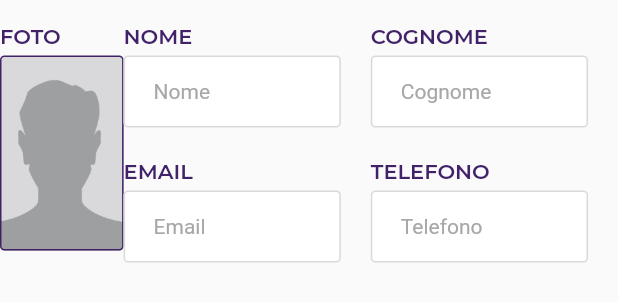
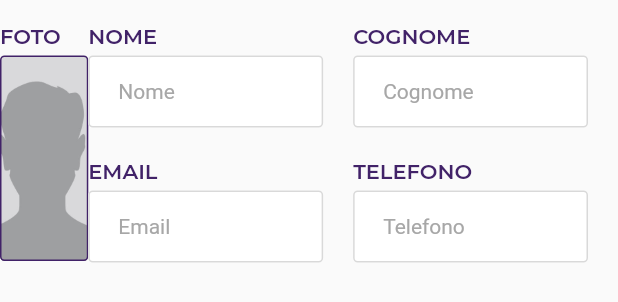
Before and after one commit to Stemicio9/ripapp_dashboard, a Flutter app: the ProfileData widget shown alone on an empty page, opened directly with empty values, on a phone screen of 412 x 824 dp. Shown: the top 302 px of the screen. Run offline on Flutter 3.47's test engine with Material 2 defaults, Android fonts, the phone set to English and light mode, and no system bars; our stand-ins replace cross_file, dotted_border, flutter_svg, google_fonts; missing offline and left inert: collapsible_sidebar, dart:html, desktop_drop, image_picker_web, just_the_tooltip.

Commit message:
Egg commit

```diff
--- a/lib/pages/internal_pages/agency_pages/widgets/edit_profile_form.dart
+++ b/lib/pages/internal_pages/agency_pages/widgets/edit_profile_form.dart
@@ -66,9 +66,7 @@ class EditProfileForm extends StatelessWidget{
                       children: [
                         Expanded(
                             flex: 1,
-                            child: Padding(
-                              padding: const EdgeInsets.only(right: 30),
-                              child: Column(
+                            child:  Column(
                                 crossAxisAlignment: CrossAxisAlignment.start,
                                 children: [
                                   Padding(
@@ -92,19 +90,17 @@ class EditProfileForm extends StatelessWidget{
                                           borderRadius: const BorderRadius.all(Radius.circular(3)),
                                           color: greyDrag,
                                           border: Border.all(color: background, width: 1),
-                                          image: imageFile != null ?
-                                          DecorationImage(
+                                          image: imageFile != null ? DecorationImage(
                                             image: FileImage(imageFile!),
                                             fit: BoxFit.contain,
                                           ) : DecorationImage(
-                                            image: AssetImage(ImagesConstants.imgProductPlaceholder),
+                                            image: AssetImage(ImagesConstants.imgDemisePlaceholder),
                                             fit: BoxFit.cover,
 
                                           ),
                                         ),
                                       ))
                                 ],
-                              ),
                             )),
 
                         Expanded(
--- a/lib/pages/internal_pages/agency_pages/widgets/profile_data.dart
+++ b/lib/pages/internal_pages/agency_pages/widgets/profile_data.dart
@@ -6,8 +6,7 @@ import 'package:ripapp_dashboard/constants/language.dart';
 import 'package:ripapp_dashboard/utils/style_utils.dart';
 import 'package:ripapp_dashboard/widgets/input.dart';
 
-
-class ProfileData extends StatelessWidget{
+class ProfileData extends StatelessWidget {
   final File? imageFile;
   final TextEditingController nameController;
   final TextEditingController emailController;
@@ -18,11 +17,18 @@ class ProfileData extends StatelessWidget{
   final dynamic lastNameValidator;
   final dynamic phoneNumberValidator;
 
+  ProfileData({
+    this.imageFile,
+    required this.nameController,
+    this.nameValidator,
+    required this.emailController,
+    this.emailValidator,
+    required this.lastNameController,
+    this.lastNameValidator,
+    required this.phoneNumberController,
+    this.phoneNumberValidator,
+  });
 
-
-  ProfileData({
-    this.imageFile, required this.nameController, this.nameValidator, required this.emailController, this.emailValidator, required this.lastNameController, this.lastNameValidator, required this.phoneNumberController, this.phoneNumberValidator,
-});
   @override
   Widget build(BuildContext context) {
     return Padding(
@@ -48,8 +54,8 @@ class ProfileData extends StatelessWidget{
                     ),
                   ),
                   Container(
-                      height: 130,
-                      width: 130,
+                    height: 137,
+                    width: 137,
                     decoration: BoxDecoration(
                         borderRadius: BorderRadius.all(Radius.circular(3)),
                         color: greyDrag,
@@ -57,20 +63,19 @@ class ProfileData extends StatelessWidget{
                           color: background,
                           width: 1,
                         ),
-                          image: imageFile != null ? DecorationImage(
+                        image: imageFile != null
+                            ? DecorationImage(
+                                fit: BoxFit.cover, image: FileImage(imageFile!))
+                            : DecorationImage(
+                                image: AssetImage(
+                                    ImagesConstants.imgDemisePlaceholder),
                                 fit: BoxFit.cover,
-                              image: FileImage(imageFile!)
-                          ) : DecorationImage(
-                              image: AssetImage(ImagesConstants.imgDemisePlaceholder),
-                            fit: BoxFit.cover,
-                          )
-                      ),
+                              )),
                   ),
                 ],
               )),
-
           Expanded(
-            flex: 2,
+              flex: 3,
               child: Column(
                 crossAxisAlignment: CrossAxisAlignment.start,
                 children: [
@@ -86,7 +91,6 @@ class ProfileData extends StatelessWidget{
                       ),
                     ),
                   ),
-
                   InputsV2Widget(
                     hinttext: getCurrentLanguageValue(NAME) ?? "",
                     controller: nameController,
@@ -100,7 +104,6 @@ class ProfileData extends StatelessWidget{
                     ),
                     readOnly: true,
                   ),
-
                   Padding(
                     padding: EdgeInsets.only(top: 20, bottom: 5),
                     child: Text(
@@ -114,7 +117,7 @@ class ProfileData extends StatelessWidget{
                     ),
                   ),
                   InputsV2Widget(
-                      hinttext: getCurrentLanguageValue(EMAIL)?? "",
+                    hinttext: getCurrentLanguageValue(EMAIL) ?? "",
                     controller: emailController,
                     validator: emailValidator,
                     paddingLeft: 0,
@@ -129,7 +132,7 @@ class ProfileData extends StatelessWidget{
                 ],
               )),
           Expanded(
-            flex: 2,
+              flex: 3,
               child: Column(
                 crossAxisAlignment: CrossAxisAlignment.start,
                 children: [
@@ -184,15 +187,9 @@ class ProfileData extends StatelessWidget{
                     readOnly: true,
                   ),
                 ],
-
-
               )),
-
-
-
         ],
       ),
     );
   }
-
 }
```
Lines whose indentation alone changed are shown as unchanged.
